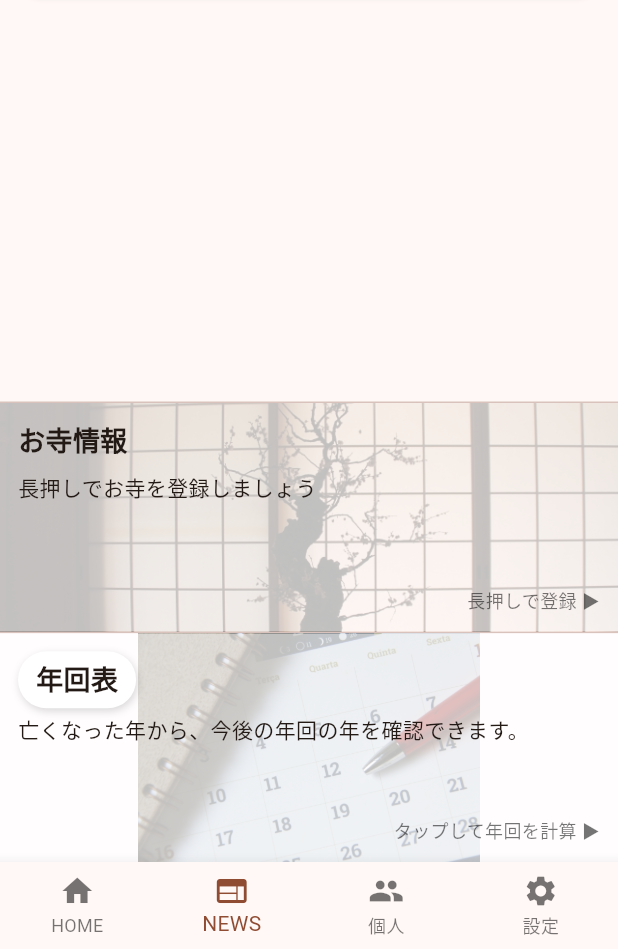
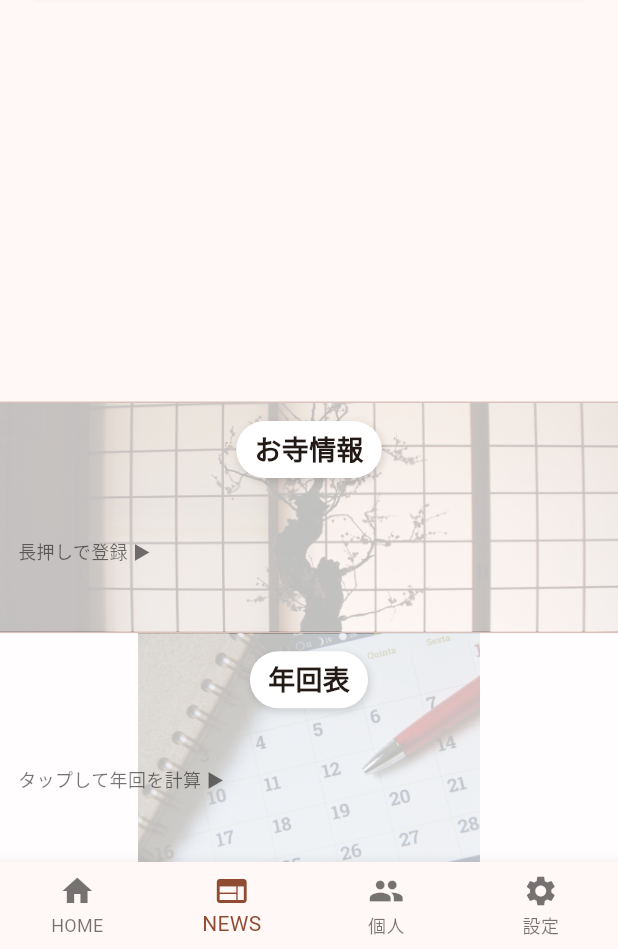
Before and after one commit to giun0721-byte/smadan02, a Flutter app: the screen it shows after launch, item 2 of the bottom bar chosen, on a phone screen of 412 x 824 dp, the part 287-1236 px from its top. Run offline on Flutter 3.47's test engine with Material 3 defaults, Android fonts, the light colour scheme and no system bars; our stand-ins replace csv, image_picker, shared_preferences, video_player; project files that could hold a hidden picture were left out.

Commit message:
Update app & web

```diff
--- a/lib/news_page.dart
+++ b/lib/news_page.dart
@@ -531,10 +531,10 @@ class _TempleInfoPanelState extends State<TempleInfoPanel> {
       barrierColor: Colors.black54,
       builder: (context) {
         return Align(
-          alignment: const Alignment(0, -0.15), // 画面中央よりやや上に
+          alignment: Alignment.center,
           child: FractionallySizedBox(
-            heightFactor: 0.4,
-            widthFactor: 0.9,
+            heightFactor: 0.9, // 上下 5% 余白
+            widthFactor: 0.9, // 左右 5% 余白
             child: Card(
               shape: RoundedRectangleBorder(
                 borderRadius: BorderRadius.circular(16),
@@ -784,21 +784,40 @@ class _TempleInfoPanelState extends State<TempleInfoPanel> {
               children: [
                 // --- 未登録時の表示 ---
                 if (!isRegistered) ...[
-                  const Text(
+                  // 「年回表」と同様の角丸白背景＋中央寄せ
+                  Center(
+                    child: Container(
+                      padding: const EdgeInsets.symmetric(
+                          horizontal: 12, vertical: 6),
+                      decoration: BoxDecoration(
+                        color: Colors.white,
+                        borderRadius: BorderRadius.circular(20),
+                        boxShadow: [
+                          BoxShadow(
+                            color: Colors.black.withOpacity(0.15),
+                            blurRadius: 4,
+                            offset: const Offset(1, 2),
+                          ),
+                        ],
+                      ),
+                      child: const Text(
                         'お寺情報',
-                    style: TextStyle(fontSize: 18, fontWeight: FontWeight.bold),
+                        style: TextStyle(
+                          fontSize: 18,
+                          fontWeight: FontWeight.bold,
+                        ),
+                      ),
+                    ),
                   ),
                   const SizedBox(height: 8),
-                  const Text(
-                    '長押しでお寺を登録しましょう',
-                    style: TextStyle(fontSize: 14, height: 1.5),
-                  ),
-                  const Spacer(),
-                  const Align(
-                    alignment: Alignment.bottomRight,
+                  // 「長押しで登録 ▶」を縦中央・左揃え
+                  const Expanded(
+                    child: Align(
+                      alignment: Alignment.centerLeft,
                       child: Text(
                         '長押しで登録 ▶',
                         style: TextStyle(fontSize: 12, color: Colors.black54),
+                      ),
                     ),
                   ),
                 ],
@@ -965,7 +984,15 @@ class _TempleInfoDialogState extends State<TempleInfoDialog> {
 
   @override
   Widget build(BuildContext context) {
-    return AlertDialog(
+    return LayoutBuilder(
+      builder: (context, constraints) {
+        return Center(
+          child: ConstrainedBox(
+            constraints: BoxConstraints(
+              maxWidth: constraints.maxWidth * 0.9, // 左右5%余白
+              maxHeight: constraints.maxHeight * 0.9, // 上下5%余白
+            ),
+            child: AlertDialog(
               title: const Text('お寺の情報'),
               content: SizedBox(
                 width: 400,
@@ -1000,7 +1027,8 @@ class _TempleInfoDialogState extends State<TempleInfoDialog> {
                           controller: _phoneController,
                           hint: '例）xxx-xxx-xxxx',
                           onChanged: (value) {
-                    final onlyNum = value.replaceAll(RegExp(r'[^0-9]'), '');
+                            final onlyNum =
+                                value.replaceAll(RegExp(r'[^0-9]'), '');
                             String formatted = onlyNum;
 
                             if (onlyNum.length > 3 && onlyNum.length <= 6) {
@@ -1014,8 +1042,8 @@ class _TempleInfoDialogState extends State<TempleInfoDialog> {
                             if (formatted != value) {
                               _phoneController.value = TextEditingValue(
                                 text: formatted,
-                        selection:
-                            TextSelection.collapsed(offset: formatted.length),
+                                selection: TextSelection.collapsed(
+                                    offset: formatted.length),
                               );
                             }
                           },
@@ -1051,6 +1079,10 @@ class _TempleInfoDialogState extends State<TempleInfoDialog> {
                   child: const Text('保存'),
                 ),
               ],
+            ),
+          ),
+        );
+      },
     );
   }
 
@@ -1104,10 +1136,10 @@ class _NenkiPanelState extends State<NenkiPanel> {
       barrierColor: Colors.black54,
       builder: (context) {
         return Align(
-          alignment: const Alignment(0, -0.1), // 少し上に
+          alignment: Alignment.center,
           child: FractionallySizedBox(
-            heightFactor: 0.6,
-            widthFactor: 0.9,
+            heightFactor: 0.9, // 上下5%余白
+            widthFactor: 0.9, // 左右5%余白
             child: Dialog(
               insetPadding: EdgeInsets.zero,
               shape: RoundedRectangleBorder(
@@ -1140,8 +1172,9 @@ class _NenkiPanelState extends State<NenkiPanel> {
             child: Column(
               crossAxisAlignment: CrossAxisAlignment.start,
               children: [
-                // 「年回表」角丸白ボタン風
-                Container(
+                // 「年回表」角丸白ボタン風（横中央）
+                Center(
+                  child: Container(
                     padding:
                         const EdgeInsets.symmetric(horizontal: 12, vertical: 6),
                     decoration: BoxDecoration(
@@ -1157,20 +1190,20 @@ class _NenkiPanelState extends State<NenkiPanel> {
                     ),
                     child: const Text(
                       '年回表',
-                    style: TextStyle(fontSize: 18, fontWeight: FontWeight.bold),
+                      style:
+                          TextStyle(fontSize: 18, fontWeight: FontWeight.bold),
+                    ),
                   ),
                 ),
                 const SizedBox(height: 4),
-                const Text(
-                  '亡くなった年から、今後の年回の年を確認できます。',
-                  style: TextStyle(fontSize: 14, height: 1.5),
-                ),
-                const Spacer(),
-                const Align(
-                  alignment: Alignment.bottomRight,
+                // 「タップして年回を計算 ▶」を縦中央・左揃え
+                const Expanded(
+                  child: Align(
+                    alignment: Alignment.centerLeft,
                     child: Text(
                       'タップして年回を計算 ▶',
                       style: TextStyle(fontSize: 12, color: Colors.black54),
+                    ),
                   ),
                 ),
               ],
@@ -1184,7 +1217,7 @@ class _NenkiPanelState extends State<NenkiPanel> {
 
 /// 年回表の計算ウィンドウ本体
 class _NenkiDialog extends StatefulWidget {
-  const _NenkiDialog({Key? key}) : super(key: key);
+  const _NenkiDialog({super.key});
 
   @override
   State<_NenkiDialog> createState() => _NenkiDialogState();
@@ -1374,7 +1407,7 @@ class _NenkiDialogState extends State<_NenkiDialog> {
             ],
           ),
           const SizedBox(height: 4),
-          // クイック入力：のラベルは削除し、ボタンだけ残す
+          // クイック入力：ラベル削除、ボタンのみ
           Wrap(
             spacing: 4,
             runSpacing: 4,
```
Also changed, not shown: 3 other files. Lines whose indentation alone changed are shown as unchanged.
